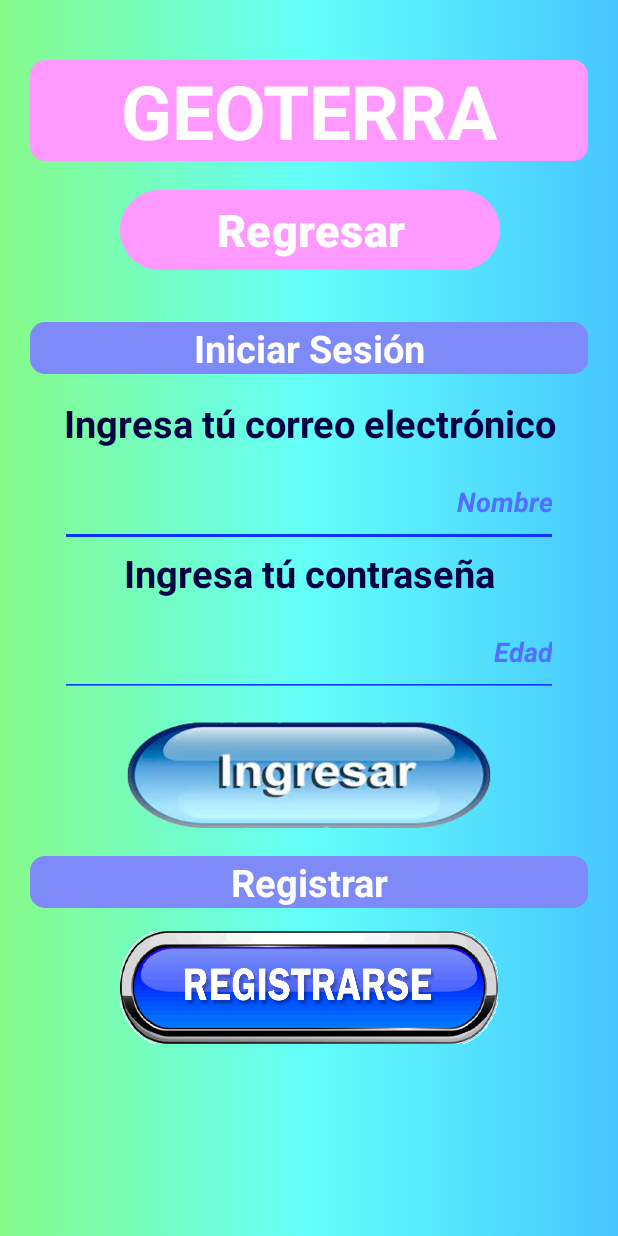
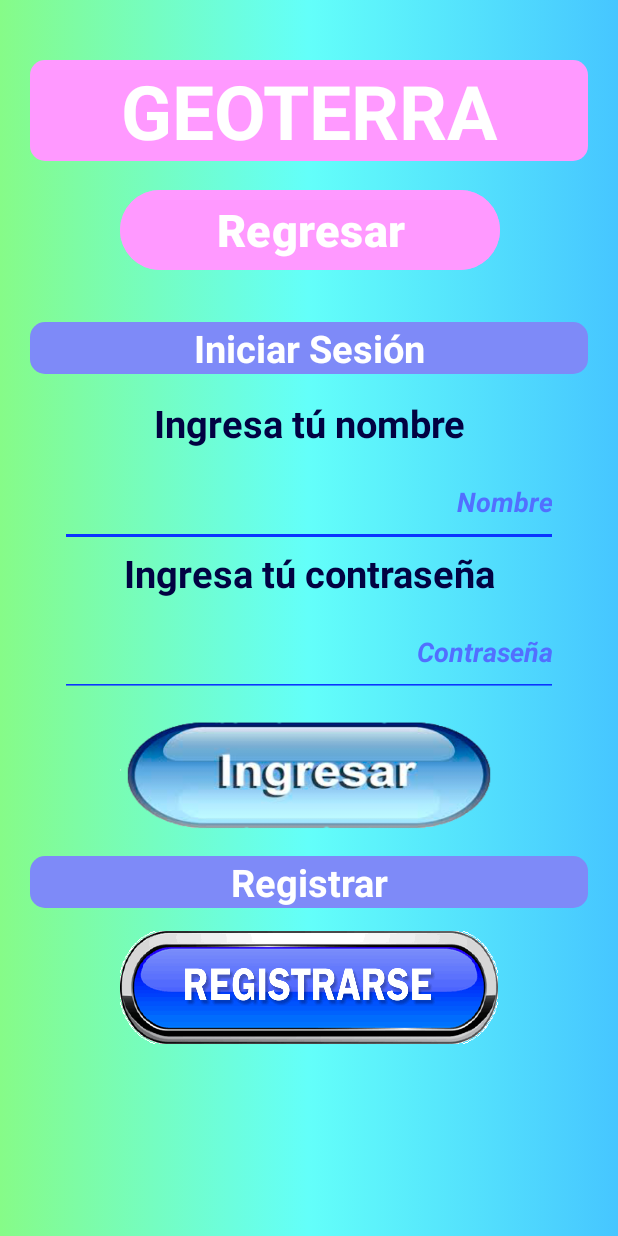
Before and after one commit to KevindeJesusUAA/ProyectoFinalGeoterra, an Android app: the screen it shows after launch (opciones), after a tap on "Vamos a Explorar!!", on a phone screen of 412 x 824 dp. Run offline under Robolectric (Android 15) with nearby library versions, the phone set to English and light mode, and no system bars.

Commit message:
Cambios en el diseño

```diff
--- a/app/src/main/java/uaa/mx/proyectofinalgeoterra/MainActivity.java
+++ b/app/src/main/java/uaa/mx/proyectofinalgeoterra/MainActivity.java
@@ -22,7 +22,7 @@ public class MainActivity extends AppCompatActivity {
             @Override
             public void onClick(View v) { //Declaramos el método onClick
                 // Inicia la nueva actividad cuando se hace clic en el botón
-                Intent intent = new Intent(MainActivity.this, opciones.class); // Reemplaza "NuevaActividad" con el nombre de tu nueva actividad
+                Intent intent = new Intent(MainActivity.this, opciones.class);
                 startActivity(intent);
             }
         });
--- a/app/src/main/java/uaa/mx/proyectofinalgeoterra/opciones.java
+++ b/app/src/main/java/uaa/mx/proyectofinalgeoterra/opciones.java
@@ -34,7 +34,7 @@ public class opciones extends AppCompatActivity {
             @Override
             public void onClick(View v) { //Declaramos el método onClick
                 // Inicia la nueva actividad cuando se hace clic en el botón
-                Intent intent = new Intent(opciones.this, menu.class); // Reemplaza "NuevaActividad" con el nombre de tu nueva actividad
+                Intent intent = new Intent(opciones.this, menu.class);
                 startActivity(intent);
             }
         });
@@ -45,7 +45,7 @@ public class opciones extends AppCompatActivity {
             @Override
             public void onClick(View v) { //Declaramos el método onClick
                 // Inicia la nueva actividad cuando se hace clic en el botón
-                Intent intent = new Intent(opciones.this, registro.class); // Reemplaza "NuevaActividad" con el nombre de tu nueva actividad
+                Intent intent = new Intent(opciones.this, registro.class);
                 startActivity(intent);
             }
         });
--- a/app/src/main/res/layout/opciones.xml
+++ b/app/src/main/res/layout/opciones.xml
@@ -58,7 +58,7 @@
             android:layout_marginLeft="40dp"
             android:layout_marginRight="40dp"
             android:inputType="text"
-            android:text="Ingresa tú correo electrónico"
+            android:text="Ingresa tú nombre"
             android:textAlignment="center"
             android:textColor="#020242"
             android:textSize="25dp"
@@ -79,7 +79,7 @@
             android:textStyle="bold|italic"/>
 
         <TextView
-            android:id="@+id/txtEdad"
+            android:id="@+id/txtContraseña"
             android:layout_width="match_parent"
             android:layout_height="40dp"
             android:inputType="text"
@@ -90,12 +90,12 @@
             android:textStyle="bold"/>
 
         <EditText
-            android:id="@+id/edad"
+            android:id="@+id/contraseña"
             android:layout_width="match_parent"
             android:layout_height="60dp"
             android:layout_marginLeft="40dp"
             android:layout_marginRight="40dp"
-            android:hint="Edad"
+            android:hint="Contraseña"
             android:inputType="text"
             android:textAlignment="textEnd"
             android:textColor="#FFFFFF"
```
